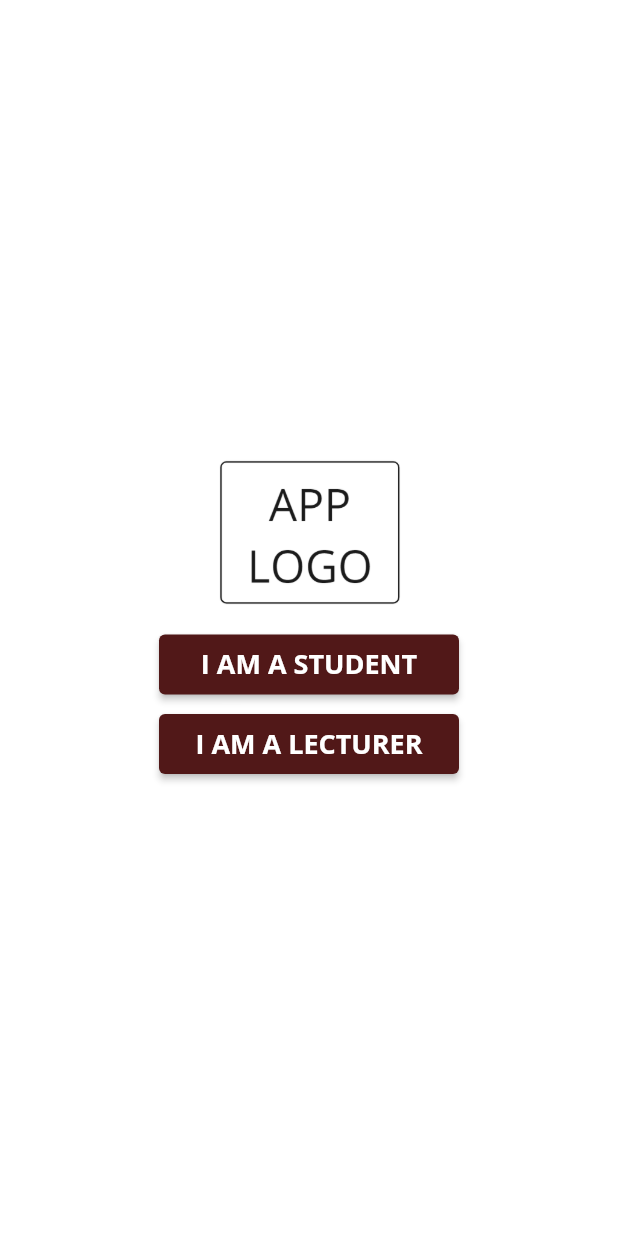
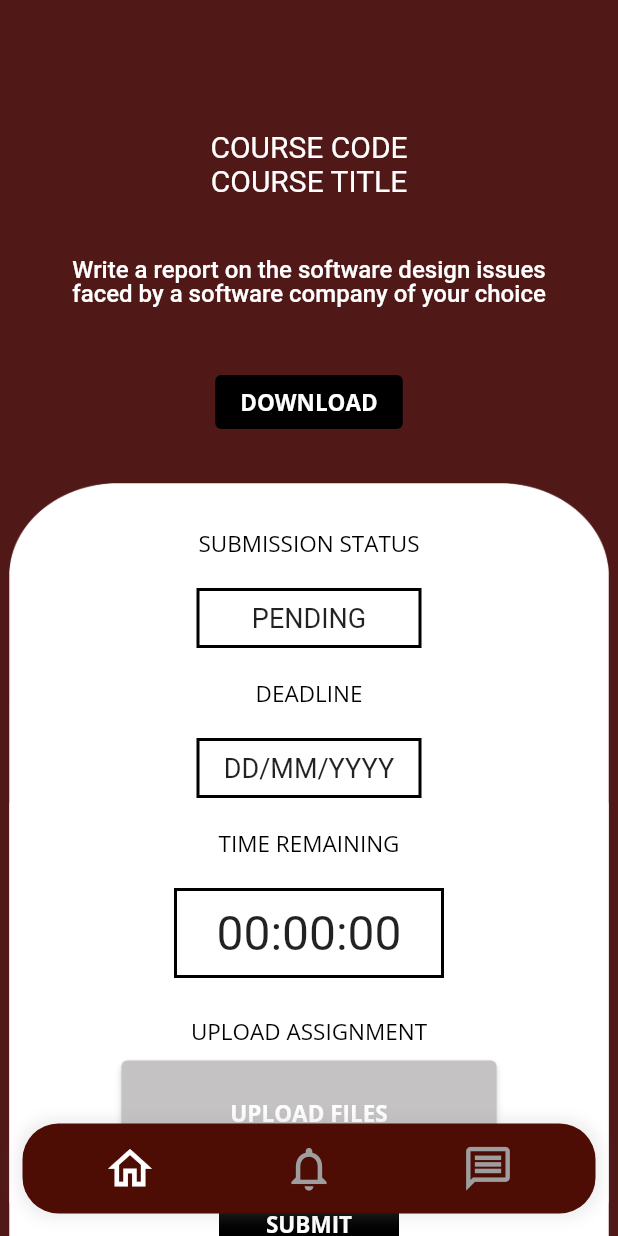
Before and after one commit to Rdilshan/SUSL-LMS, a Flutter app: the screen it shows after launch, on a phone screen of 412 x 824 dp. Run offline on Flutter 3.47's test engine with Material 2 defaults, Android fonts, the phone set to English and light mode, and no system bars; our stand-ins replace file_picker, google_fonts.

```diff
--- /dev/null
+++ b/lib/course/course.dart
@@ -0,0 +1,327 @@
+import 'dart:io';
+
+import 'package:file_picker/file_picker.dart';
+import 'package:flutter/material.dart';
+import 'package:flutter_application_5/homepage/homepage.dart';
+import '../Src/widgets/bottomNavBar.dart';
+
+// ignore: camel_case_types
+class course extends StatefulWidget {
+  const course({super.key});
+
+  @override
+  State<course> createState() => _courseState();
+}
+
+// ignore: camel_case_types
+class _courseState extends State<course> {
+  FilePickerResult? result;
+  String? _fileName;
+  PlatformFile? pickedfile;
+  bool isLoading = false;
+  File? fileToDisplay;
+
+  void pickFile() async {
+    try {
+      setState(() {
+        isLoading = true;
+      });
+      result = await FilePicker.platform.pickFiles(
+        type: FileType.any,
+        allowMultiple: false,
+      );
+
+      if (result != null) {
+        _fileName = result!.files.first.name;
+        pickedfile = result!.files.first;
+        fileToDisplay = File(pickedfile!.path.toString());
+
+        print('File Name : $_fileName');
+      }
+
+      setState(() {
+        isLoading = false;
+      });
+    } catch (e) {
+      print(e);
+    }
+  }
+
+  @override
+  Widget build(BuildContext context) {
+    return Scaffold(
+        extendBody: true,
+        appBar: AppBar(
+          backgroundColor: Color.fromARGB(255, 81, 24, 24),
+          elevation: 0,
+        ),
+        body: SingleChildScrollView(
+            child: Column(
+                mainAxisAlignment: MainAxisAlignment.spaceAround,
+                children: <Widget>[
+              Container(
+                  decoration: const BoxDecoration(
+                    color: Color.fromARGB(255, 81, 24, 24),
+                    // image: DecorationImage(
+                    //   image: AssetImage('Assets/images/whitebg.png'),
+                    //   fit: BoxFit.cover,
+                    // ),
+                  ),
+                  child: Column(
+                      mainAxisAlignment: MainAxisAlignment.spaceAround,
+                      children: <Widget>[
+                        const SizedBox(
+                          height: 30,
+                        ),
+                        const Text(
+                          'COURSE CODE',
+                          style: TextStyle(color: Colors.white, fontSize: 20),
+                        ),
+                        const Text(
+                          'COURSE TITLE',
+                          style: TextStyle(color: Colors.white, fontSize: 20),
+                        ),
+                        const SizedBox(
+                          height: 10,
+                        ),
+                        Padding(
+                          padding: EdgeInsets.all(30),
+                          child: Text(
+                              textAlign: TextAlign.center,
+                              style: Theme.of(context)
+                                  .textTheme
+                                  .headline4
+                                  ?.copyWith(color: Colors.white),
+                              'Write a report on the software design issues faced by a software company of your choice'),
+                        ),
+
+                        const SizedBox(
+                          height: 10,
+                        ),
+                        ElevatedButton(
+                          onPressed: null,
+                          style: ButtonStyle(
+                            backgroundColor:
+                                MaterialStateProperty.all<Color>(Colors.black),
+                            fixedSize: MaterialStateProperty.all<Size>(
+                                const Size(125, 35)),
+                          ),
+                          child: const Text(
+                            'DOWNLOAD',
+                            style: TextStyle(
+                              color: Color.fromARGB(255, 255, 255, 255),
+                              fontSize: 15,
+                              fontFamily: 'OpenSans',
+                              fontWeight: FontWeight.bold,
+                            ),
+                          ),
+                        ),
+                        const SizedBox(
+                          height: 30,
+                        ),
+                        //children
+
+                        Container(
+                          decoration: const BoxDecoration(
+                            //color: Color.fromARGB(255, 81, 24, 24),
+                            image: DecorationImage(
+                              image: AssetImage('Assets/images/whitebg.png'),
+                              fit: BoxFit.fill,
+                            ),
+                          ),
+                          child: Column(children: [
+                            const SizedBox(
+                              height: 30,
+                            ),
+                            const Text(
+                              'SUBMISSION STATUS',
+                              style: TextStyle(
+                                color: Color.fromARGB(255, 0, 0, 0),
+                                fontSize: 15,
+                                fontFamily: 'OpenSans',
+                              ),
+                            ),
+                            Container(
+                              height: 40,
+                              width: 150,
+                              alignment: Alignment.center,
+                              margin: const EdgeInsets.all(20),
+                              padding: const EdgeInsets.all(3),
+                              decoration: BoxDecoration(
+                                border:
+                                    Border.all(color: Colors.black, width: 2),
+                              ),
+                              child: const Text("PENDING",
+                                  style: TextStyle(fontSize: 18)),
+                            ),
+                            const Text(
+                              'DEADLINE',
+                              style: TextStyle(
+                                color: Color.fromARGB(255, 0, 0, 0),
+                                fontSize: 15,
+                                fontFamily: 'OpenSans',
+                              ),
+                            ),
+                            Container(
+                              height: 40,
+                              width: 150,
+                              alignment: Alignment.center,
+                              margin: const EdgeInsets.all(20),
+                              padding: const EdgeInsets.all(3),
+                              decoration: BoxDecoration(
+                                border:
+                                    Border.all(color: Colors.black, width: 2),
+                              ),
+                              child: const Text("DD/MM/YYYY",
+                                  style: TextStyle(fontSize: 18)),
+                            ),
+                            const Text(
+                              'TIME REMAINING',
+                              style: TextStyle(
+                                color: Color.fromARGB(255, 0, 0, 0),
+                                fontSize: 15,
+                                fontFamily: 'OpenSans',
+                              ),
+                            ),
+                            Container(
+                              height: 60,
+                              width: 180,
+                              alignment: Alignment.center,
+                              margin: const EdgeInsets.all(20),
+                              padding: const EdgeInsets.all(3),
+                              decoration: BoxDecoration(
+                                border:
+                                    Border.all(color: Colors.black, width: 2),
+                              ),
+                              child: const Text("00:00:00",
+                                  style: TextStyle(fontSize: 32)),
+                            ),
+                            const SizedBox(
+                              height: 5,
+                              width: 400,
+                            ),
+                            const Text(
+                              'UPLOAD ASSIGNMENT',
+                              style: TextStyle(
+                                color: Color.fromARGB(255, 0, 0, 0),
+                                fontSize: 15,
+                                fontFamily: 'OpenSans',
+                              ),
+                            ),
+                            const SizedBox(
+                              height: 10,
+                            ),
+                            GestureDetector(
+                              child: isLoading
+                                  ? const CircularProgressIndicator()
+                                  : ElevatedButton(
+                                      onPressed: () {
+                                        pickFile();
+                                      },
+                                      style: ButtonStyle(
+                                        backgroundColor:
+                                            MaterialStateProperty.all<Color>(
+                                                const Color.fromARGB(
+                                                    255, 196, 194, 194)),
+                                        fixedSize:
+                                            MaterialStateProperty.all<Size>(
+                                                const Size(250, 70)),
+                                      ),
+                                      child: const Text(
+                                        'UPLOAD FILES',
+                                        style: TextStyle(
+                                          color: Color.fromARGB(
+                                              255, 255, 255, 255),
+                                          fontSize: 15,
+                                          fontFamily: 'OpenSans',
+                                          fontWeight: FontWeight.bold,
+                                        ),
+                                      ),
+                                      // if (pickedfile != null)
+                                      //   const SizedBox(
+                                      //       height: 300,
+                                      //       width: 400,
+                                      //       child: Image.file(fileToDisplay!)), //SizedBox
+
+                                      //onTap: null,
+                                    ),
+                            ),
+                            const SizedBox(
+                              height: 15,
+                            ),
+                            ElevatedButton(
+                              onPressed: null,
+                              style: ButtonStyle(
+                                backgroundColor:
+                                    MaterialStateProperty.all<Color>(
+                                        Colors.black),
+                                fixedSize: MaterialStateProperty.all<Size>(
+                                    const Size(120, 40)),
+                              ),
+                              child: const Text(
+                                'SUBMIT',
+                                style: TextStyle(
+                                  color: Colors.white,
+                                  fontSize: 15,
+                                  fontFamily: 'OpenSans',
+                                  fontWeight: FontWeight.bold,
+                                ),
+                              ),
+                            ),
+                            const SizedBox(
+                              height: 20,
+                            ),
+                          ]),
+                        ),
+
+                        //container
+                      ] //children
+
+                      ) //COLUMN
+
+                  ) //CONTAINER
+            ] //CHILD
+                ) //COLUMN
+
+            ), //SI
+        bottomNavigationBar: LMSBottomNavBar() // NGLESCROLLVIEW
+        ); //yes
+  }
+}
+//   @override
+//   Widget build(BuildContext context) {
+//     return Scaffold(
+//       body: Column(
+//         mainAxisAlignment: MainAxisAlignment.center,
+//         children: [
+//           Center(
+//             child: isLoading
+//                 ? CircularProgressIndicator()
+//                 : ElevatedButton(
+//                     onPressed: () {
+//                       pickFile();
+//                     },
+//                     style: ButtonStyle(
+//                       backgroundColor: MaterialStateProperty.all<Color>(
+//                           const Color.fromARGB(255, 196, 194, 194)),
+//                       fixedSize:
+//                           MaterialStateProperty.all<Size>(const Size(250, 80)),
+//                     ),
+//                     child: const Text(
+//                       'UPLOAD',
+//                       style: TextStyle(
+//                         color: Color.fromARGB(255, 255, 255, 255),
+//                         fontSize: 15,
+//                         fontFamily: 'OpenSans',
+//                         fontWeight: FontWeight.bold,
+//                       ),
+//                     ),
+//                   ),
+//           ),
+//           if (pickedfile != null)
+//             SizedBox(
+//                 height: 300, width: 400, child: Image.file(fileToDisplay!)),
+//         ],
+//       ),
+//     );
+//a
--- a/lib/main.dart
+++ b/lib/main.dart
@@ -1,7 +1,17 @@
 import 'package:flutter/material.dart';
+import 'package:flutter_application_5/course/course.dart';
+import 'package:flutter_application_5/lecturer/createnew.dart';
+import 'package:flutter_application_5/myaccount/myaccount.dart';
+import 'package:flutter_application_5/screen/MyCourses.dart';
+import 'package:flutter_application_5/screen/homepage.dart';
+import 'package:flutter_application_5/submit_assignment/assignment.dart';
+
+import 'package:flutter_application_5/notifications/notifications.dart';
+import 'package:flutter_application_5/submit_assignment/assignment.dart';
 
 import 'Src/theme/theme.dart';
 import 'screen/splash.dart';
+import 'notifications/notifications.dart';
 
 void main() {
   runApp(const MyApp());
@@ -12,13 +22,12 @@ class MyApp extends StatelessWidget {
 
   @override
   Widget build(BuildContext context) {
-
     return MaterialApp(
       debugShowCheckedModeBanner: false,
       theme: LMStheme.lightTheme,
       darkTheme: LMStheme.darkTheme,
       themeMode: ThemeMode.system,
-      home: Splash(),
+      home: course(),
     );
   }
 }
--- a/lib/submit_assignment/assignment.dart
+++ b/lib/submit_assignment/assignment.dart
@@ -3,6 +3,7 @@ import 'dart:io';
 import 'package:file_picker/file_picker.dart';
 import 'package:flutter/material.dart';
 import 'package:flutter_application_5/homepage/homepage.dart';
+import '../Src/widgets/bottomNavBar.dart';
 
 // ignore: camel_case_types
 class assignment extends StatefulWidget {
```
Also changed, not shown: lib/homepage/homepage.dart (+91 -91 lines), lib/screen/homepage.dart (+111 -68 lines), pubspec.yaml (+21 -3 lines), pubspec.lock, 44 other files.
